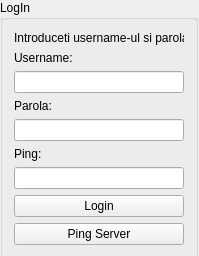
The window that 3_Solution/CabMan/CabManClient/login.ui (CabauaFlorin/Proiect-POO-MusicApp) describes before a commit, drawn with Qt 5.
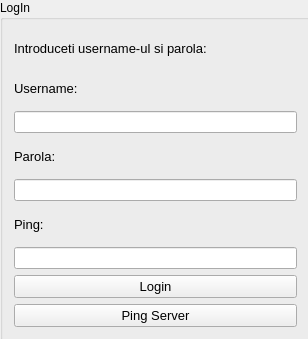
The same window after the commit. Icons and pictures are not drawn.

Commit message: [BIG UPDATE] Server linked with DB - login, register done

The edit to the form file:
```diff
--- a/3_Solution/CabMan/CabManClient/login.ui
+++ b/3_Solution/CabMan/CabManClient/login.ui
@@ -6,8 +6,8 @@
    <rect>
     <x>0</x>
     <y>0</y>
-    <width>199</width>
-    <height>256</height>
+    <width>308</width>
+    <height>339</height>
    </rect>
   </property>
   <property name="windowTitle">
@@ -22,8 +22,8 @@
     <rect>
      <x>0</x>
      <y>0</y>
-     <width>198</width>
-     <height>259</height>
+     <width>311</width>
+     <height>341</height>
     </rect>
    </property>
    <property name="title">
@@ -32,6 +32,11 @@
    <layout class="QVBoxLayout" name="verticalLayout">
     <item>
      <widget class="QLabel" name="label_3">
+      <property name="font">
+       <font>
+        <pointsize>10</pointsize>
+       </font>
+      </property>
       <property name="text">
        <string>Introduceti username-ul si parola:</string>
       </property>
@@ -39,6 +44,11 @@
     </item>
     <item>
      <widget class="QLabel" name="label">
+      <property name="font">
+       <font>
+        <pointsize>10</pointsize>
+       </font>
+      </property>
       <property name="text">
        <string>Username:</string>
       </property>
@@ -49,6 +59,11 @@
     </item>
     <item>
      <widget class="QLabel" name="label_2">
+      <property name="font">
+       <font>
+        <pointsize>10</pointsize>
+       </font>
+      </property>
       <property name="text">
        <string>Parola:</string>
       </property>
@@ -63,6 +78,11 @@
     </item>
     <item>
      <widget class="QLabel" name="label_4">
+      <property name="font">
+       <font>
+        <pointsize>10</pointsize>
+       </font>
+      </property>
       <property name="text">
        <string>Ping:</string>
       </property>
@@ -73,6 +93,11 @@
     </item>
     <item>
      <widget class="QPushButton" name="login_button">
+      <property name="font">
+       <font>
+        <pointsize>10</pointsize>
+       </font>
+      </property>
       <property name="text">
        <string>Login</string>
       </property>
@@ -80,6 +105,11 @@
     </item>
     <item>
      <widget class="QPushButton" name="ping_button">
+      <property name="font">
+       <font>
+        <pointsize>10</pointsize>
+       </font>
+      </property>
       <property name="text">
        <string>Ping Server</string>
       </property>
```
The commit also changes 20 other files.
